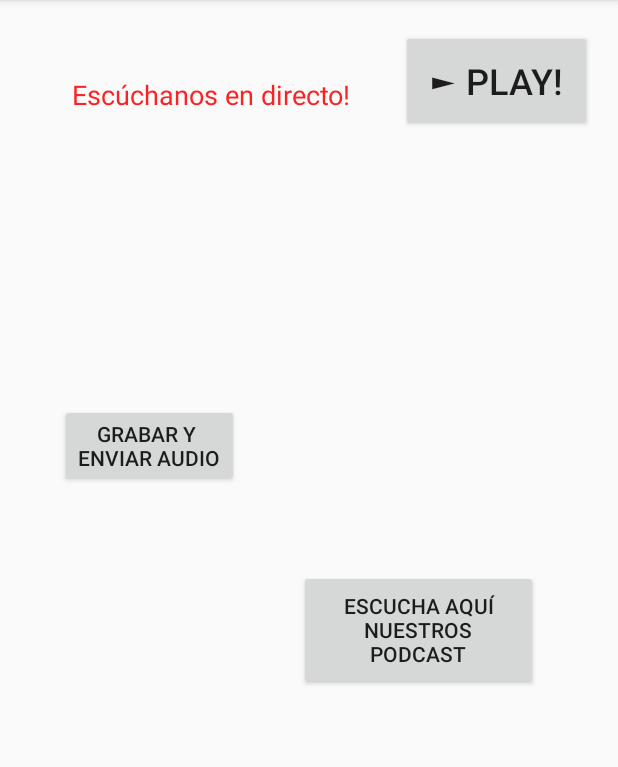
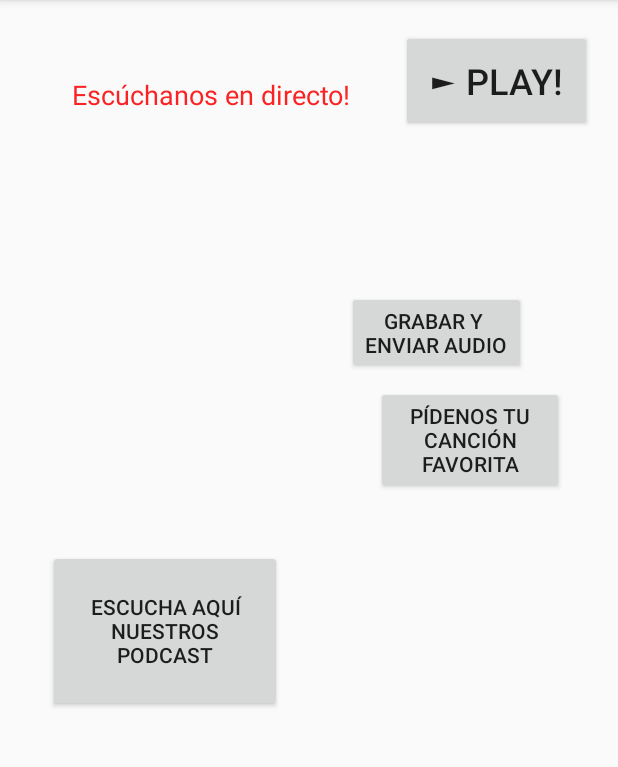
Before and after one commit to SeilaPr/sdm, an Android app: the screen it shows after launch (MainActivity), on a phone screen of 412 x 824 dp, the part 84-851 px from its top. Run offline under Robolectric (Android 15) with nearby library versions, the phone set to English and light mode, and no system bars; our stand-ins replace Firebase (no records; nobody signed in at launch, a user with empty details on screens opened directly); libraries missing offline, so code that uses them is left out: com.twitter.sdk; 5 statements that could not run were skipped.

Commit message:
Añadido pedir canciones

```diff
--- a/app/src/main/AndroidManifest.xml
+++ b/app/src/main/AndroidManifest.xml
@@ -30,7 +30,8 @@
         <activity android:name=".GrabarActivity" />
         <activity android:name=".LoginActivity" />
         <activity android:name=".RegistroActivity" />
-        <activity android:name=".OlvidarActivity"></activity>
+        <activity android:name=".OlvidarActivity" />
+        <activity android:name=".PideCancionActivity"></activity>
     </application>
 
 </manifest>
--- a/app/src/main/res/layout/activity_main.xml
+++ b/app/src/main/res/layout/activity_main.xml
@@ -45,8 +45,8 @@
 
     <Button
         android:id="@+id/btnPodcast"
-        android:layout_width="159dp"
-        android:layout_height="80dp"
+        android:layout_width="156dp"
+        android:layout_height="108dp"
         android:text="Escucha aquí nuestros podcast"
         android:onClick="openPodcast"
         tools:ignore="MissingConstraints"
@@ -55,39 +55,61 @@
         android:layout_marginLeft="8dp"
         app:layout_constraintLeft_toLeftOf="parent"
         app:layout_constraintBottom_toBottomOf="parent"
-        android:layout_marginBottom="308dp"
-        app:layout_constraintHorizontal_bias="0.808" />
-
-    <android.support.v7.widget.RecyclerView
-        android:id="@+id/recycled"
-        android:layout_width="356dp"
-        android:layout_height="197dp"
-        android:layout_marginBottom="8dp"
-        android:layout_marginEnd="8dp"
-        android:layout_marginLeft="8dp"
-        android:layout_marginRight="8dp"
-        android:layout_marginStart="8dp"
-        app:layout_constraintBottom_toBottomOf="parent"
-        app:layout_constraintEnd_toEndOf="parent"
-        app:layout_constraintLeft_toLeftOf="parent"
-        app:layout_constraintRight_toRightOf="parent"
-        app:layout_constraintStart_toStartOf="parent"
-        android:layout_marginTop="8dp"
-        app:layout_constraintTop_toBottomOf="@+id/btnPodcast" />
+        android:layout_marginBottom="293dp"
+        app:layout_constraintHorizontal_bias="0.099" />
 
     <Button
         android:id="@+id/button"
         android:layout_width="wrap_content"
         android:layout_height="wrap_content"
         android:layout_marginBottom="8dp"
-        android:layout_marginLeft="8dp"
-        android:layout_marginRight="8dp"
+        android:layout_marginLeft="231dp"
         android:layout_marginTop="8dp"
         android:onClick="grabar"
         android:text="@string/grabar"
         app:layout_constraintBottom_toTopOf="@+id/recycled"
         app:layout_constraintLeft_toLeftOf="parent"
-        app:layout_constraintRight_toLeftOf="@+id/btnPodcast"
-        app:layout_constraintTop_toBottomOf="@+id/txtEscuchaLaRadio" />
+        app:layout_constraintTop_toBottomOf="@+id/txtEscuchaLaRadio"
+        app:layout_constraintVertical_bias="0.29"
+        android:layout_marginRight="8dp"
+        app:layout_constraintRight_toRightOf="parent"
+        app:layout_constraintHorizontal_bias="0.0" />
+
+    <android.support.v7.widget.RecyclerView
+        android:id="@+id/recycled"
+        android:layout_width="353dp"
+        android:layout_height="222dp"
+        android:layout_marginBottom="8dp"
+        android:layout_marginEnd="8dp"
+        android:layout_marginLeft="8dp"
+        android:layout_marginRight="8dp"
+        android:layout_marginStart="8dp"
+        android:layout_marginTop="8dp"
+        app:layout_constraintBottom_toBottomOf="parent"
+        app:layout_constraintEnd_toEndOf="parent"
+        app:layout_constraintLeft_toLeftOf="parent"
+        app:layout_constraintRight_toRightOf="parent"
+        app:layout_constraintStart_toStartOf="parent"
+        app:layout_constraintTop_toBottomOf="@+id/btnPodcast"
+        app:layout_constraintVertical_bias="0.692"
+        app:layout_constraintHorizontal_bias="0.512"
+        tools:layout_editor_absoluteY="273dp" />
+
+    <Button
+        android:id="@+id/btnPedirCancion"
+        android:layout_width="125dp"
+        android:layout_height="72dp"
+        android:layout_marginBottom="8dp"
+        android:layout_marginLeft="8dp"
+        android:layout_marginRight="8dp"
+        android:layout_marginTop="8dp"
+        android:text="@string/pide"
+        android:onClick="openPideCancion"
+        app:layout_constraintBottom_toTopOf="@+id/recycled"
+        app:layout_constraintHorizontal_bias="0.896"
+        app:layout_constraintLeft_toLeftOf="parent"
+        app:layout_constraintRight_toRightOf="parent"
+        app:layout_constraintTop_toBottomOf="@+id/button"
+        app:layout_constraintVertical_bias="0.0" />
 
 </android.support.constraint.ConstraintLayout>
--- a/app/src/main/res/values/strings.xml
+++ b/app/src/main/res/values/strings.xml
@@ -49,4 +49,10 @@
     <string name="recu">Recuperar contraseña</string>
     <string name="pass2">Repetir contraseña</string>
     <string name="registr">Regístrame</string>
+    <string name="pide">Pídenos tu canción favorita</string>
+    <string name="rellena">Rellena los campos y pídenos tu canción favorita</string>
+    <string name="nombre">Nombre:</string>
+    <string name="cancion">Canción:</string>
+    <string name="coment">Comentarios o preguntas:</string>
+    <string name="env">Enviar</string>
 </resources>
```
Also changed, not shown: app/src/main/java/com/example/seila/gigiaradio/MainActivity.java (+10 -2 lines), app/src/main/java/com/example/seila/gigiaradio/PideCancionActivity.java (added, +60 -0 lines), app/src/main/res/layout/activity_pide_cancion.xml (added, +149 -0 lines).
